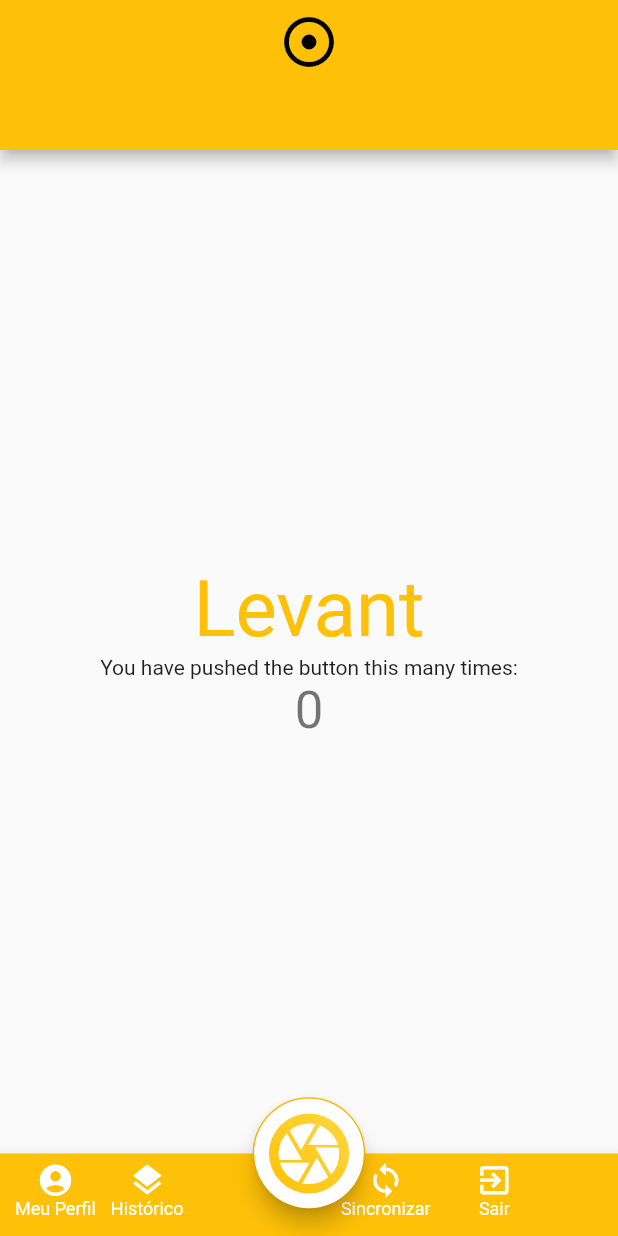
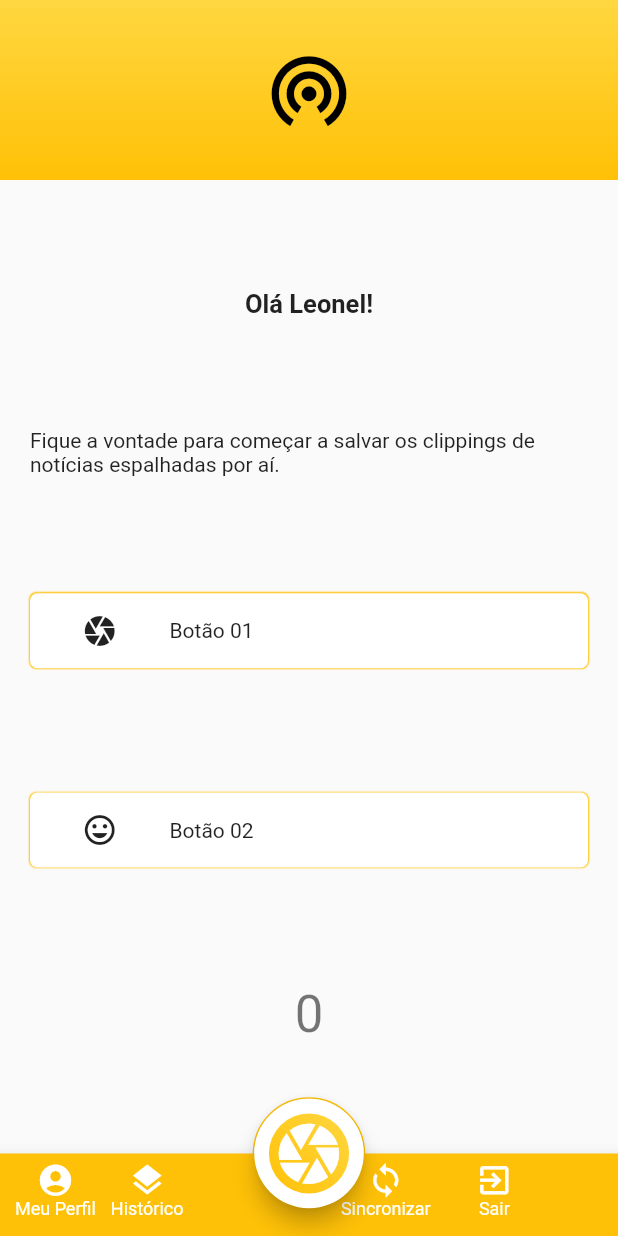
Before and after one commit to rd7rodrigo/flutter-estudo, a Flutter app: the screen it shows after launch, on a phone screen of 412 x 824 dp. Run offline on Flutter 3.47's test engine with Material 2 defaults, Android fonts, the phone set to English and light mode, and no system bars.

Commit message:
novos widgets

```diff
--- /dev/null
+++ b/lib/button.dart
@@ -0,0 +1,52 @@
+import 'package:flutter/material.dart';
+
+class ButtonText extends StatefulWidget {
+  final Color color;
+  final String text;
+  final IconData iconData;
+
+  const ButtonText({Key key, this.color = Colors.grey, this.text = "", this.iconData = Icons.image}) : super(key: key);
+
+  @override
+  _ButtonTextState createState() => _ButtonTextState();
+}
+
+class _ButtonTextState extends State<ButtonText> {
+
+  @override
+  Widget build(BuildContext context) {
+    return Container(
+        decoration: borderIcon(widget.color),
+        width: double.infinity,
+        height: 50,
+        margin: const EdgeInsets.symmetric(horizontal: 20.0, vertical: 5.0),
+        child: Row(
+          mainAxisAlignment: MainAxisAlignment.center,
+          children: <Widget>[
+            Expanded(
+              child: Icon(widget.iconData),
+              flex: 1,
+            ),
+            Expanded(
+              child: Row(children: <Widget>[
+                Text(widget.text),
+              ],),
+              flex: 3,
+            )
+        ],),
+    );
+  }
+}
+
+
+BoxDecoration borderIcon(color) {
+  return BoxDecoration(
+    boxShadow: [
+      BoxShadow(
+        color: Colors.amber, offset: Offset.fromDirection(0.2, 0.1), blurRadius: 0.2, spreadRadius: 0.2
+      ),
+    ],
+    color: color,
+    borderRadius: BorderRadius.circular(5.0)
+  );
+}
--- a/lib/main.dart
+++ b/lib/main.dart
@@ -1,6 +1,9 @@
 import 'package:flutter/material.dart';
 import 'package:flutter/rendering.dart';
 import 'package:flutter/widgets.dart';
+
+import 'button.dart';
+import 'topo.dart';
 
 void main() => runApp(MyApp());
 
@@ -56,73 +59,32 @@ class _MyHomePageState extends State<MyHomePage> {
 //      // do que ter que alterar individualmente instâncias de widgets.
     return Scaffold(
       appBar: PreferredSize(
-        child: AppBar(
-          title: Center(
-            child: Row(
-              mainAxisAlignment: MainAxisAlignment.center,
-              children: <Widget>[
-                Column(
-                  children: <Widget>[
-                    Icon(
-                      Icons.adjust,
-                      size: 40.0,
-                    )
-                  ],
-                )
-              ],
-            ),
-          )
-          ,
-          actionsIconTheme: IconThemeData(color: Colors.amber),
-          // leading: IconButton(
-          //   icon: Icon(Icons.menu),
-          //   tooltip: 'Navigation menu',
-          //   onPressed: null,
-          // ),
-          // Aqui pegamos o valor do objeto MyHomePage que foi criado por
-  //          // o método App.build e use-o para definir nosso título de appbar.
-          // title: Text(widget.title),
-          // actions: <Widget>[
-          //   IconButton(
-          //     icon: Icon(Icons.search),
-          //     tooltip: 'Buscar',
-          //     onPressed: null,
-          //   )
-          // ],
-        ),
-        preferredSize: Size.fromHeight(100.0),
+        child: Topo(),
+        preferredSize: Size.fromHeight(120.0),
       ),
       body: Center(
         // Center é um widget de layout. Leva um único filho e o posiciona
 //          // no meio do pai.
         child: Column(
-          // Coluna também é widget de layout. É preciso uma lista de crianças e
-//            // organiza-os verticalmente. Por padrão, ele dimensiona-se para caber
-//            // crianças horizontalmente e tenta ser tão alto quanto seu pai.
-//            //
-//            // Invoque "debug painting" (pressione "p" no console, escolha o
-//            // "Toggle Debug Paint" ação do Inspetor Flutter no Android
-//            // Studio ou o comando "Toggle Debug Paint" no código do Visual Studio)
-//            // para ver o wireframe de cada widget.
-//            //
-//            // A coluna tem várias propriedades para controlar como ele se dimensiona e
-//            // como posiciona seus filhos. Aqui nós usamos mainAxisAlignment para
-//            // centra os filhos verticalmente; o eixo principal aqui é a vertical
-//            // eixo porque as colunas são verticais (o eixo transversal seria
-//            // horizontal).
-          mainAxisAlignment: MainAxisAlignment.center,
+          mainAxisAlignment: MainAxisAlignment.spaceEvenly,
           children: <Widget>[
             Text(
-              'Levant',
-              style: TextStyle(color: Colors.amber, fontSize: 52)
+              'Olá Leonel!',
+              style: TextStyle(fontWeight: FontWeight.bold,fontSize: 17),
             ),
-            Text(
-              'You have pushed the button this many times:',
+            Padding(
+              child: Text(
+                'Fique a vontade para começar a salvar os clippings de notícias espalhadas por aí.'
+              ),
+              padding: const EdgeInsets.symmetric(horizontal: 20),
             ),
+            ButtonText(text: "Botão 01", iconData: Icons.camera, color: Colors.white,),
+            ButtonText(text: "Botão 02", iconData: Icons.insert_emoticon, color: Colors.white,),
             Text(
               '$_counter',
               style: Theme.of(context).textTheme.display1,
             ),
+
           ],
         ),
       ),
@@ -140,11 +102,11 @@ class _MyHomePageState extends State<MyHomePage> {
 
             child: Container(
               decoration: borderIcon(),
-                padding: EdgeInsets.all(2.0),
-                child: Icon(
-                    Icons.camera, size: 37,color: Colors.white,
-                  ),
-                // borderRadius: BorderRadius.circular(90.0),
+              padding: EdgeInsets.all(2.0),
+              child: Icon(
+                Icons.camera, size: 37,color: Colors.white,
+              ),
+              // borderRadius: BorderRadius.circular(90.0),
             ),
             backgroundColor: Colors.white,
 
--- /dev/null
+++ b/lib/topo.dart
@@ -0,0 +1,30 @@
+import 'package:flutter/material.dart';
+import 'package:flutter/widgets.dart';
+
+class Topo extends StatefulWidget {
+  @override
+  _TopoState createState() => _TopoState();
+}
+
+class _TopoState extends State<Topo> {
+  @override
+  Widget build(BuildContext context) {
+    return Container(
+      decoration: gradiente(),
+      child: Icon(
+            Icons.wifi_tethering,
+            color: Colors.black,
+            size: 60.0,
+          ),
+      height: 250,
+    );
+  }
+}
+
+BoxDecoration gradiente() {
+  return BoxDecoration(
+    gradient: LinearGradient(begin: Alignment.topCenter, end: Alignment.bottomCenter, colors: [
+      Colors.amberAccent, Colors.amber
+    ])
+  );
+}
```
